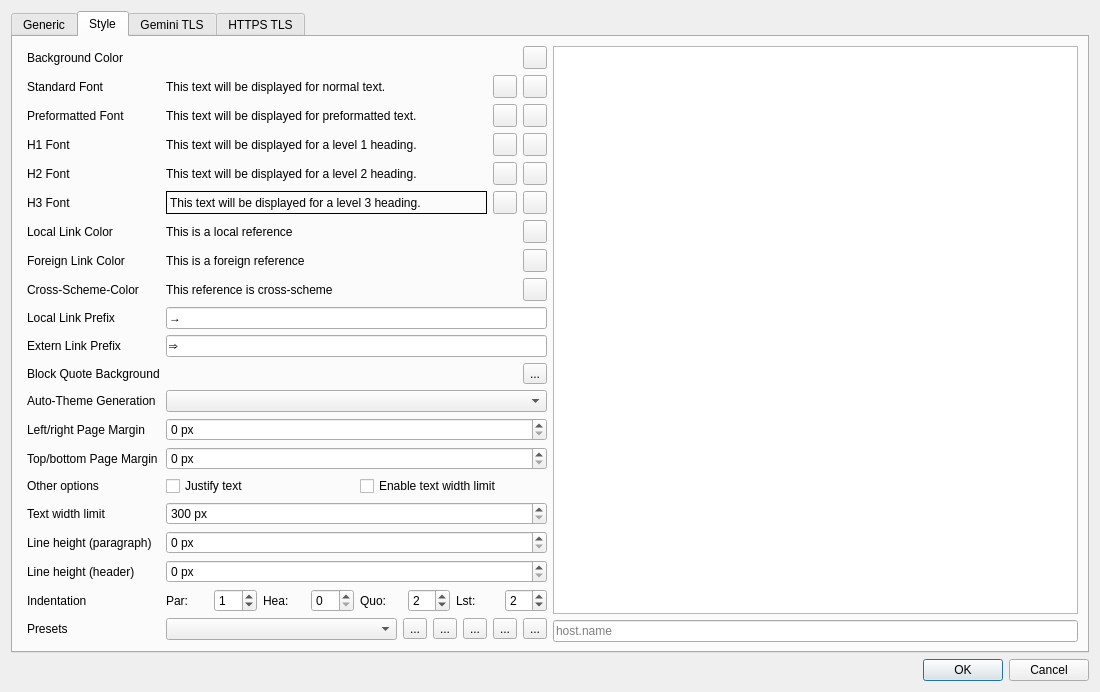
ikskuh/kristall, file src/dialogs/settingsdialog.ui: the form before one commit.
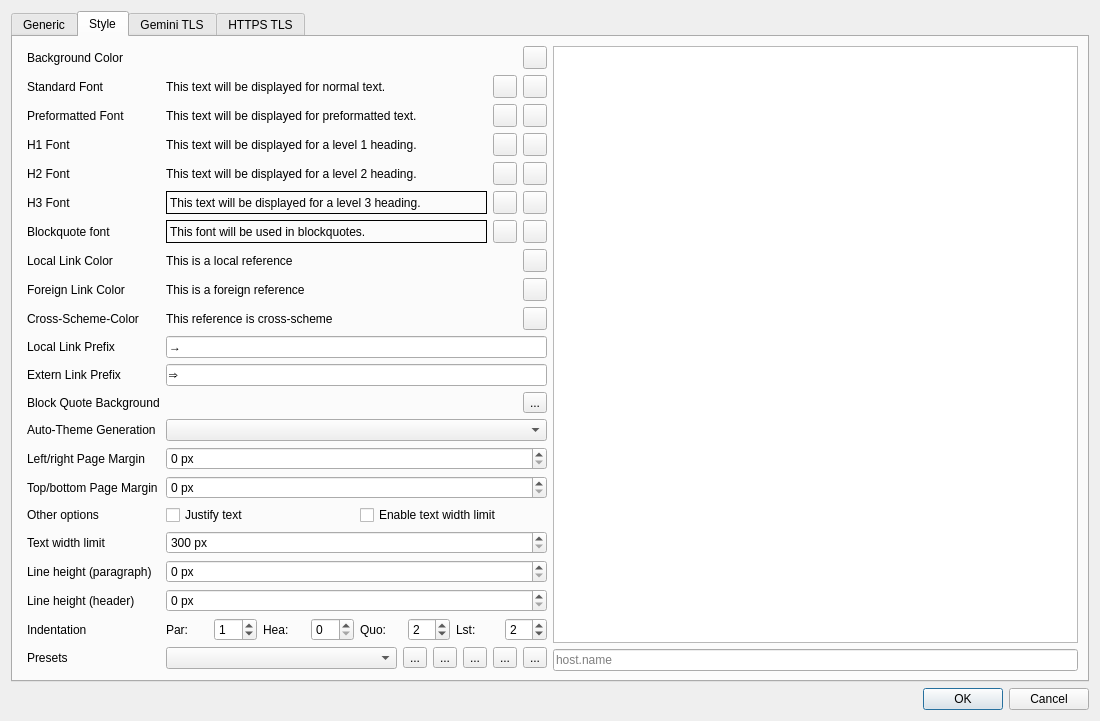
The form after the commit. The open tabs and pages were chosen to show the change. Icons and pictures are not drawn. Custom widgets are drawn as their Qt base class.

```diff
--- a/src/dialogs/settingsdialog.ui
+++ b/src/dialogs/settingsdialog.ui
@@ -773,55 +773,105 @@
           </layout>
          </item>
          <item row="6" column="0">
+          <widget class="QLabel" name="label_33">
+           <property name="text">
+            <string>Blockquote font</string>
+           </property>
+          </widget>
+         </item>
+         <item row="6" column="1">
+          <layout class="QHBoxLayout" name="horizontalLayout_24">
+           <item>
+            <widget class="QLabel" name="bq_preview">
+             <property name="styleSheet">
+              <string notr="true">border: 1px solid black;</string>
+             </property>
+             <property name="frameShape">
+              <enum>QFrame::NoFrame</enum>
+             </property>
+             <property name="text">
+              <string>This font will be used in blockquotes.</string>
+             </property>
+             <property name="textFormat">
+              <enum>Qt::PlainText</enum>
+             </property>
+            </widget>
+           </item>
+           <item>
+            <widget class="QToolButton" name="bq_change_font">
+             <property name="text">
+              <string/>
+             </property>
+             <property name="icon">
+              <iconset theme="font">
+               <normaloff>.</normaloff>.</iconset>
+             </property>
+            </widget>
+           </item>
+           <item>
+            <widget class="QToolButton" name="bq_change_color">
+             <property name="text">
+              <string/>
+             </property>
+             <property name="icon">
+              <iconset theme="palette">
+               <normaloff>.</normaloff>.</iconset>
+             </property>
+            </widget>
+           </item>
+          </layout>
+         </item>
+
+         <item row="7" column="0">
           <widget class="QLabel" name="label_7">
            <property name="text">
             <string>Local Link Color</string>
            </property>
           </widget>
          </item>
-         <item row="7" column="0">
+         <item row="8" column="0">
           <widget class="QLabel" name="label_8">
            <property name="text">
             <string>Foreign Link Color</string>
            </property>
           </widget>
          </item>
-         <item row="8" column="0">
+         <item row="9" column="0">
           <widget class="QLabel" name="label_9">
            <property name="text">
             <string>Cross-Scheme-Color</string>
            </property>
           </widget>
          </item>
-         <item row="9" column="0">
+         <item row="10" column="0">
           <widget class="QLabel" name="label_10">
            <property name="text">
             <string>Local Link Prefix</string>
            </property>
           </widget>
          </item>
-         <item row="10" column="0">
+         <item row="11" column="0">
           <widget class="QLabel" name="label_11">
            <property name="text">
             <string>Extern Link Prefix</string>
            </property>
           </widget>
          </item>
-         <item row="10" column="1">
+         <item row="11" column="1">
           <widget class="QLineEdit" name="link_foreign_prefix">
            <property name="text">
             <string>⇒ </string>
            </property>
           </widget>
          </item>
-         <item row="9" column="1">
+         <item row="10" column="1">
           <widget class="QLineEdit" name="link_local_prefix">
            <property name="text">
             <string>→ </string>
            </property>
           </widget>
          </item>
-         <item row="6" column="1">
+         <item row="7" column="1">
           <layout class="QHBoxLayout" name="horizontalLayout_20">
            <item>
             <widget class="QLabel" name="link_local_preview">
@@ -846,7 +896,7 @@
            </item>
           </layout>
          </item>
-         <item row="7" column="1">
+         <item row="8" column="1">
           <layout class="QHBoxLayout" name="horizontalLayout_21">
            <item>
             <widget class="QLabel" name="link_foreign_preview">
@@ -871,7 +921,7 @@
            </item>
           </layout>
          </item>
-         <item row="8" column="1">
+         <item row="9" column="1">
           <layout class="QHBoxLayout" name="horizontalLayout_22">
            <item>
             <widget class="QLabel" name="link_cross_preview">
@@ -896,25 +946,25 @@
            </item>
           </layout>
          </item>
-         <item row="12" column="0">
+         <item row="13" column="0">
           <widget class="QLabel" name="label_12">
            <property name="text">
             <string>Auto-Theme Generation</string>
            </property>
           </widget>
          </item>
-         <item row="12" column="1">
+         <item row="13" column="1">
           <widget class="QComboBox" name="auto_theme"/>
          </item>
 
-         <item row="13" column="0">
+         <item row="14" column="0">
           <widget class="QLabel" name="label_13">
            <property name="text">
             <string>Left/right Page Margin</string>
            </property>
           </widget>
          </item>
-         <item row="13" column="1">
+         <item row="14" column="1">
           <widget class="QDoubleSpinBox" name="page_margin_h">
            <property name="suffix">
             <string> px</string>
@@ -928,14 +978,14 @@
           </widget>
          </item>
 
-         <item row="14" column="0">
+         <item row="15" column="0">
           <widget class="QLabel" name="label_32">
            <property name="text">
             <string>Top/bottom Page Margin</string>
            </property>
           </widget>
          </item>
-         <item row="14" column="1">
+         <item row="15" column="1">
           <widget class="QDoubleSpinBox" name="page_margin_v">
            <property name="suffix">
             <string> px</string>
@@ -949,14 +999,14 @@
           </widget>
          </item>
 
-         <item row="15" column="0">
+         <item row="16" column="0">
           <widget class="QLabel" name="label_25">
            <property name="text">
             <string>Other options</string>
            </property>
           </widget>
          </item>
-         <item row="15" column="1">
+         <item row="16" column="1">
           <layout class="QHBoxLayout" name="horizontalLayout_98">
            <item>
             <widget class="QCheckBox" name="enable_justify_text">
@@ -981,7 +1031,7 @@
           </layout>
          </item>
 
-         <item row="16" column="0">
+         <item row="17" column="0">
           <widget class="QLabel" name="label_38">
            <property name="text">
             <string>Text width limit</string>
@@ -991,7 +1041,7 @@
            </property>
           </widget>
          </item>
-         <item row="16" column="1">
+         <item row="17" column="1">
           <widget class="QSpinBox" name="text_width">
            <property name="minimum">
             <number>300</number>
@@ -1008,14 +1058,14 @@
           </widget>
          </item>
 
-         <item row="17" column="0">
+         <item row="18" column="0">
           <widget class="QLabel" name="label_35">
            <property name="text">
             <string>Line height (paragraph)</string>
            </property>
           </widget>
          </item>
-         <item row="17" column="1">
+         <item row="18" column="1">
           <widget class="QDoubleSpinBox" name="line_height_p">
            <property name="suffix">
             <string> px</string>
@@ -1029,14 +1079,14 @@
           </widget>
          </item>
 
-         <item row="18" column="0">
+         <item row="19" column="0">
           <widget class="QLabel" name="label_36">
            <property name="text">
             <string>Line height (header)</string>
            </property>
           </widget>
          </item>
-         <item row="18" column="1">
+         <item row="19" column="1">
           <widget class="QDoubleSpinBox" name="line_height_h">
            <property name="suffix">
             <string> px</string>
@@ -1050,14 +1100,14 @@
           </widget>
          </item>
 
-         <item row="19" column="0">
+         <item row="20" column="0">
           <widget class="QLabel" name="label_37">
            <property name="text">
             <string>Indentation</string>
            </property>
           </widget>
          </item>
-         <item row="19" column="1">
+         <item row="20" column="1">
           <layout class="QHBoxLayout" name="indent_container">
 
            <item>
@@ -1147,14 +1197,14 @@
           </layout>
          </item>
 
-         <item row="20" column="0">
+         <item row="21" column="0">
           <widget class="QLabel" name="label_17">
            <property name="text">
             <string>Presets</string>
            </property>
           </widget>
          </item>
-         <item row="20" column="1">
+         <item row="21" column="1">
           <layout class="QHBoxLayout" name="horizontalLayout_2">
            <item>
             <widget class="QComboBox" name="presets"/>
@@ -1230,14 +1280,14 @@
            </item>
           </layout>
          </item>
-         <item row="11" column="0">
+         <item row="12" column="0">
           <widget class="QLabel" name="label_21">
            <property name="text">
             <string>Block Quote Background</string>
            </property>
           </widget>
          </item>
-         <item row="11" column="1">
+         <item row="12" column="1">
           <layout class="QHBoxLayout" name="horizontalLayout_6">
            <item>
             <widget class="QLabel" name="quote_preview">
```
Left out of the diff: 4 changed lines with no effect on the pictures.
